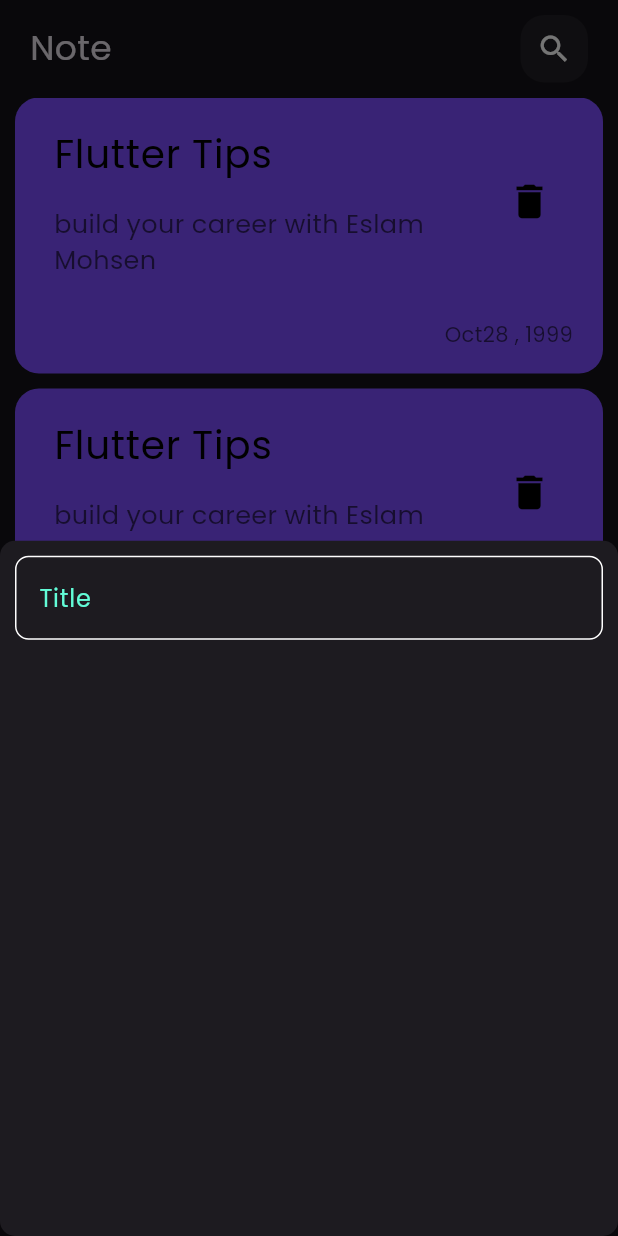
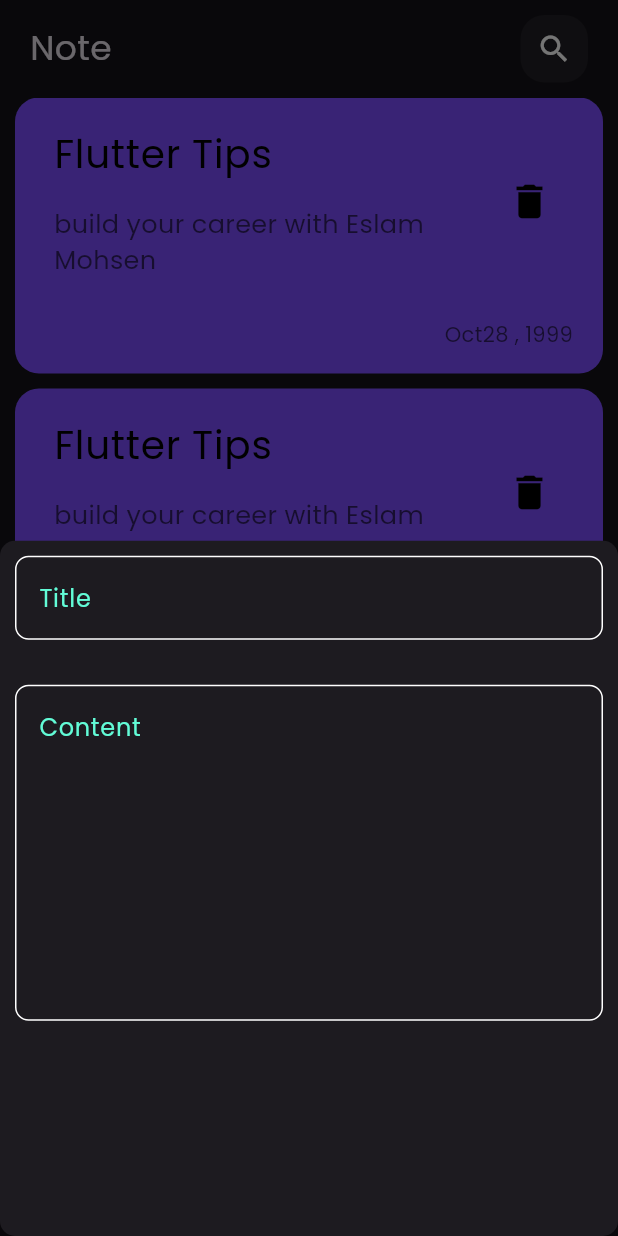
Before and after one commit to EslamMohsen110/noteapp, a Flutter app: the screen it shows after launch, after a tap on the "add" icon, on a phone screen of 412 x 824 dp. Run offline on Flutter 3.47's test engine with Material 3 defaults, Android fonts, the phone set to English and light mode, and no system bars.

Commit message:
Add field to notes bottom sheet.

```diff
--- a/lib/views/widgets/add_note_bottom_sheet.dart
+++ b/lib/views/widgets/add_note_bottom_sheet.dart
@@ -6,10 +6,17 @@ class AddNoteBottomSheet extends StatelessWidget {
 
   @override
   Widget build(BuildContext context) {
-    return Padding(
-      padding: const EdgeInsets.all(10),
+    return const Padding(
+      padding: EdgeInsets.all(10),
       child: Column(
-        children: [CustomTextField()],
+        children: [
+          CustomTextField(hint: 'Title'),
+          SizedBox(height: 30),
+          CustomTextField(
+            hint: 'Content',
+            maxLine: 8,
+          ),
+        ],
       ),
     );
   }
--- a/lib/views/widgets/custom_Text_field.dart
+++ b/lib/views/widgets/custom_Text_field.dart
@@ -2,14 +2,22 @@ import 'package:flutter/material.dart';
 import 'package:noteapp/constants.dart';
 
 class CustomTextField extends StatelessWidget {
-  const CustomTextField({super.key});
+  const CustomTextField({
+    super.key,
+    required this.hint,
+    this.maxLine = 1,
+  });
+
+  final String hint;
+  final int maxLine;
 
   @override
   Widget build(BuildContext context) {
     return TextField(
       cursorColor: KPrimaryColor,
+      maxLines: maxLine,
       decoration: InputDecoration(
-        hintText: 'Title',
+        hintText: hint,
         hintStyle: TextStyle(color: KPrimaryColor),
         border: buildBorder(KPrimaryColor),
         enabledBorder: buildBorder(KWhiteColor),
```
